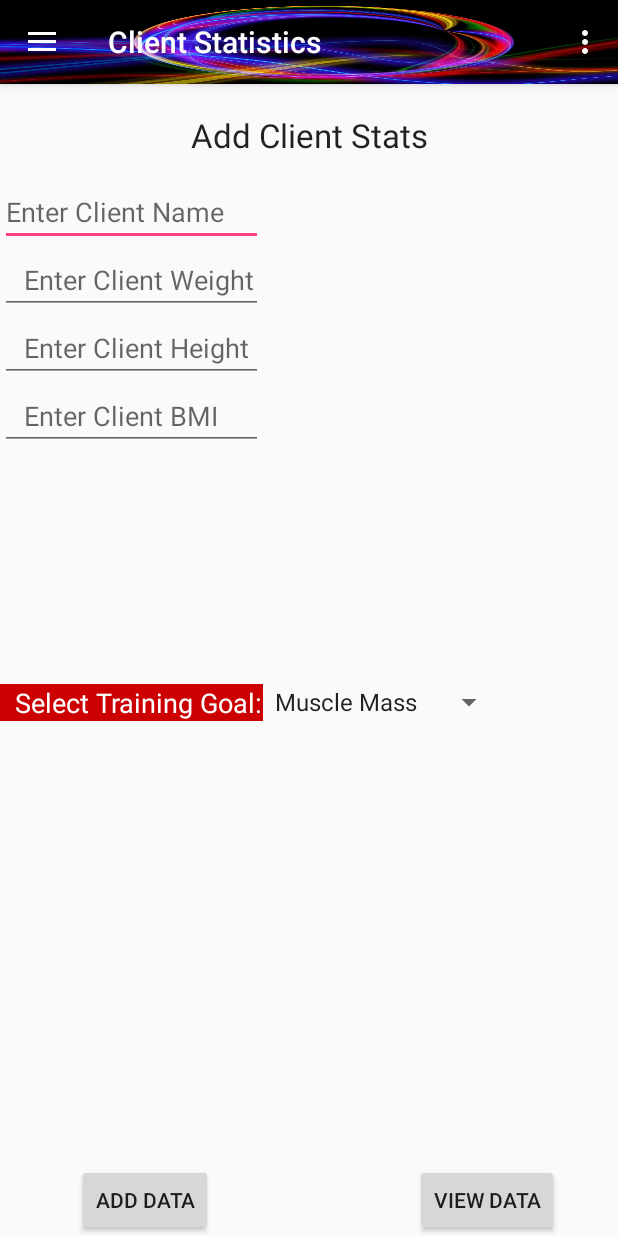
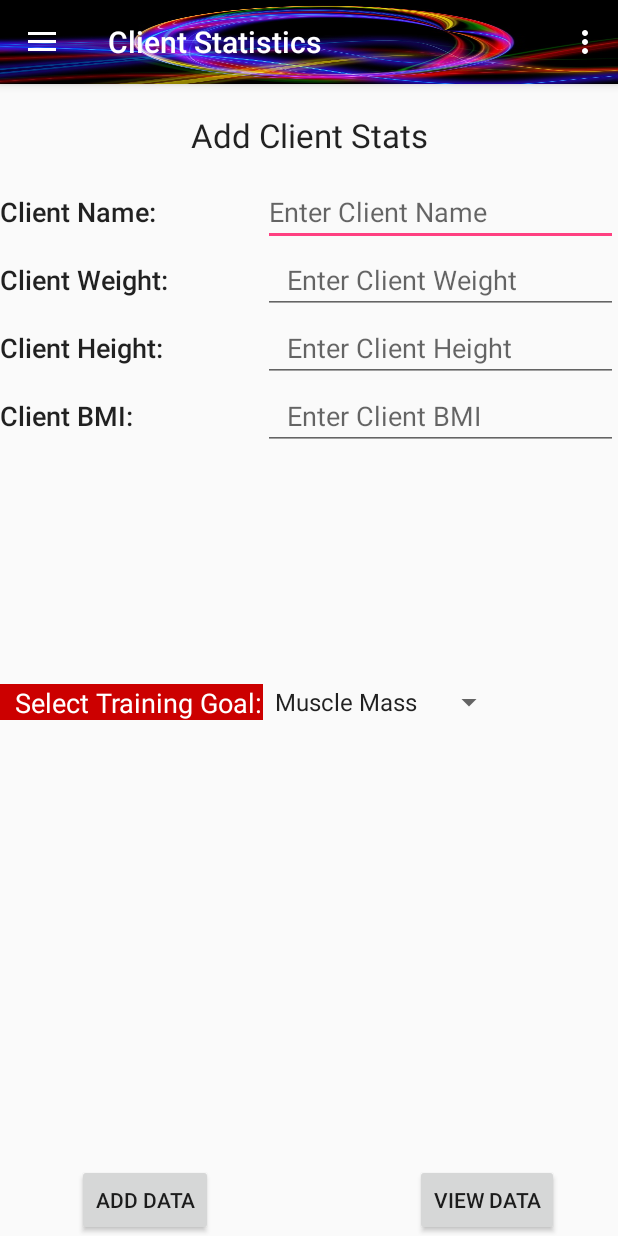
Before and after one commit to carylstuart77/MyTrainerAndI, an Android app: the screen it shows after launch (MainActivity), in the side drawer, after a tap on "Client Stats", on a phone screen of 412 x 824 dp. Run offline under Robolectric (Android 15) with nearby library versions, the phone set to English and light mode, and no system bars; libraries missing offline, so code that uses them is left out: com.j256.ormlite; 1 statement that could not run was skipped.

Commit message:
layout and db changes.

```diff
--- a/app/build.gradle
+++ b/app/build.gradle
@@ -27,5 +27,6 @@ dependencies {
     compile 'com.android.support:appcompat-v7:26.+'
     compile 'com.android.support:design:26.+'
     compile 'com.android.support.constraint:constraint-layout:1.0.2'
+    compile 'com.j256.ormlite:ormlite-android:5.0'
     testCompile 'junit:junit:4.12'
 }
--- a/app/src/main/java/edu/cnm/deepdive/mytrainerandi/Client4.java
+++ b/app/src/main/java/edu/cnm/deepdive/mytrainerandi/Client4.java
@@ -5,13 +5,24 @@ import android.os.Bundle;
 import android.view.LayoutInflater;
 import android.view.View;
 import android.view.ViewGroup;
+import android.widget.Button;
+import com.j256.ormlite.android.apptools.OpenHelperManager;
+import com.j256.ormlite.dao.Dao;
+import edu.cnm.deepdive.mytrainerandi.entity.Client;
+import edu.cnm.deepdive.mytrainerandi.helpers.OrmHelper;
+import java.sql.SQLException;
 
-public class Client4 extends Fragment {
+public class Client4 extends Fragment implements Button.OnClickListener{
+
+  private OrmHelper helper;
 
   @Override
   public View onCreateView(LayoutInflater inflater, ViewGroup container,
       Bundle savedInstanceState) {
-   return inflater.inflate(R.layout.client4, container, false);
+    View inflate = inflater.inflate(R.layout.client4, container, false);
+    Button addbutton = inflate.findViewById(R.id.buttonAddClient);
+    addbutton.setOnClickListener(this);
+    return inflate;
   }
 
   @Override
@@ -20,4 +31,54 @@ public class Client4 extends Fragment {
 
     getActivity().setTitle("Client Statistics");
   }
+
+  @Override
+  public void onClick(View view) {
+    //validation
+    //add data
+    //insert instances of my entities
+    //new onclick for view
+    //add switch
+
+    // helper.getFitnessHistoryDao()
+    //client id, date, name, goal, level
+     //helper.onCreate(client.db, "Insert data here" + "VALUES (");
+    try {
+      Client newclient = new Client();
+      newclient.setName("Caryl Baca");
+      newclient.setGoal("Tone Muscle");
+      newclient.setLevel("L1");
+      helper.getClientDao().create(newclient);
+    } catch (SQLException e) {
+      e.printStackTrace();
+    }
+
+  }
+  //creates an instance of the ormhelper
+  public synchronized OrmHelper getHelper() {
+    if (helper == null) {
+      helper = OpenHelperManager.getHelper(getActivity(), OrmHelper.class);
+    }
+    return helper;
+  }
+
+  //Try to prevent memory leaks by setting helper to null when not in use.
+  public synchronized void releaseHelper() {
+    if (helper != null) {
+      OpenHelperManager.releaseHelper();
+      helper = null;
+    }
+  }
+
+  @Override
+  public void onStart() {
+    super.onStart();
+    getHelper();
+  }
+
+  @Override
+  public void onStop() {
+    super.onStop();
+    releaseHelper();
+  }
 }
--- a/app/src/main/java/edu/cnm/deepdive/mytrainerandi/Day2.java
+++ b/app/src/main/java/edu/cnm/deepdive/mytrainerandi/Day2.java
@@ -15,8 +15,10 @@ public class Day2 extends Fragment {
   public View onCreateView(LayoutInflater inflater, ViewGroup container,
       Bundle savedInstanceState) {
 
+    //LayoutInflater is one of the Android System Services that is responsible
+    // for taking your XML files that define a layout, and converting them into View objects.
+
     View inflate = inflater.inflate(R.layout.day2, container, false);
-
 
     String[] exercises = {"Biceps", "Triceps", "Chest", "Back"};
     ListAdapter workoutAdapter = new ArrayAdapter<String>(getActivity(), android.R.layout.simple_list_item_1,
@@ -25,7 +27,6 @@ public class Day2 extends Fragment {
     workoutListView.setAdapter(workoutAdapter);
 
     return inflate;
-
 
   }
 
--- a/app/src/main/res/layout/client4.xml
+++ b/app/src/main/res/layout/client4.xml
@@ -18,49 +18,53 @@
     android:textAppearance="@style/Base.TextAppearance.AppCompat.Large"/>
 
   <EditText
-    android:id="@+id/editTextName"
+    android:id="@+id/editClientName"
     android:layout_width="wrap_content"
     android:layout_height="wrap_content"
+    android:layout_marginTop="14dp"
+    android:layout_alignParentEnd="true"
+    android:layout_below="@+id/textView3"
+    android:layout_toEndOf="@+id/textView4"
+    android:gravity="fill_vertical"
     android:hint="Enter Client Name"
-    android:layout_below="@+id/textView3"
-    android:layout_alignParentStart="true"
-    android:layout_marginTop="14dp"
-    android:layout_alignEnd="@+id/textView4"/>
+    android:textAlignment="viewStart"/>
 
   <EditText
-    android:id="@+id/editTextWeight"
+    android:id="@+id/editClientWeight"
     android:layout_width="wrap_content"
     android:layout_height="wrap_content"
-    android:layout_alignEnd="@+id/editTextName"
-    android:layout_alignParentStart="true"
-    android:layout_below="@+id/editTextName"
+    android:layout_alignParentEnd="true"
+    android:layout_below="@+id/editClientName"
+    android:layout_toEndOf="@+id/textView11"
     android:paddingLeft="@dimen/activity_horizontal_margin"
-    android:digits="0123456789"
+    android:gravity="fill_vertical"
     android:hint="Enter Client Weight"
-    android:inputType="number"/>
+    android:inputType="numberDecimal"
+    android:textAlignment="viewStart"/>
 
   <EditText
-    android:id="@+id/editTextHeight"
+    android:id="@+id/editClientHeight"
     android:layout_width="wrap_content"
     android:layout_height="wrap_content"
-    android:layout_alignEnd="@+id/editTextWeight"
-    android:layout_alignParentStart="true"
-    android:layout_below="@+id/editTextWeight"
+    android:layout_alignStart="@+id/editClientName"
+    android:layout_below="@+id/editClientWeight"
     android:paddingLeft="@dimen/activity_horizontal_margin"
-    android:digits="0123456789"
+    android:gravity="fill_vertical"
     android:hint="Enter Client Height"
-    android:inputType="number"/>
+    android:inputType="numberDecimal"
+    android:layout_alignParentEnd="true"
+    />
   <EditText
-    android:id="@+id/editTextBMI"
+    android:id="@+id/editClientBMI"
     android:layout_width="wrap_content"
     android:layout_height="wrap_content"
-    android:layout_alignEnd="@+id/editTextHeight"
-    android:layout_alignParentStart="true"
-    android:layout_below="@+id/editTextHeight"
+    android:layout_alignEnd="@+id/editClientHeight"
+    android:layout_alignStart="@+id/editClientHeight"
     android:paddingLeft="@dimen/activity_horizontal_margin"
-    android:digits="0123456789"
+    android:gravity="fill_vertical"
     android:hint="Enter Client BMI"
-    android:inputType="number"/>
+    android:inputType="numberDecimal"
+    android:layout_below="@+id/editClientHeight"/>
 
   <LinearLayout
     android:layout_width="match_parent"
@@ -76,13 +80,14 @@
     android:id="@+id/textView4"
     android:layout_width="wrap_content"
     android:layout_height="wrap_content"
-    android:layout_alignParentStart="true"
-    android:layout_below="@+id/linearLayout"
     android:paddingLeft="10dp"
     android:background="@android:color/holo_red_dark"
     android:text="Select Training Goal:"
     android:textAppearance="@style/Base.TextAppearance.AppCompat.Medium"
-    android:textColor="@android:color/background_light"/>
+    android:textColor="@android:color/background_light"
+    android:layout_below="@+id/linearLayout"
+    android:layout_alignParentStart="true"
+    android:layout_alignBottom="@+id/spinnerGoal"/>
 
   <Spinner
     android:id="@+id/spinnerGoal"
@@ -110,7 +115,58 @@
     android:layout_marginEnd="33dp"
     android:layout_alignParentBottom="true"
     android:layout_toStartOf="@+id/spinnerGoal"/>
-
+  <TextView
+    android:id="@+id/textClientName1"
+    android:layout_width="wrap_content"
+    android:layout_height="wrap_content"
+    android:layout_above="@+id/editClientWeight"
+    android:layout_alignParentStart="true"
+    android:layout_alignTop="@+id/editClientName"
+    android:layout_toStartOf="@+id/editClientName"
+    android:gravity="bottom|fill_vertical"
+    android:text="Client Name:"
+    android:textAlignment="viewStart"
+    android:textAppearance="@style/TextAppearance.AppCompat.Body2"
+    android:textSize="18sp"/>
+  <TextView
+    android:id="@+id/textClientWt"
+    android:layout_width="wrap_content"
+    android:layout_height="wrap_content"
+    android:layout_alignBottom="@+id/editClientWeight"
+    android:layout_alignParentStart="true"
+    android:layout_below="@+id/textClientName1"
+    android:layout_toStartOf="@+id/editClientWeight"
+    android:gravity="bottom|fill_vertical"
+    android:text="Client Weight:"
+    android:textAlignment="viewStart"
+    android:textAppearance="@style/TextAppearance.AppCompat.Body2"
+    android:textSize="18sp"/>
+  <TextView
+    android:id="@+id/textView11"
+    android:layout_width="wrap_content"
+    android:layout_height="wrap_content"
+    android:layout_alignParentStart="true"
+    android:layout_below="@+id/textClientWt"
+    android:layout_toStartOf="@+id/editClientHeight"
+    android:gravity="bottom|fill_vertical"
+    android:text="Client Height:"
+    android:textAlignment="viewStart"
+    android:textAppearance="@style/TextAppearance.AppCompat.Body2"
+    android:textSize="18sp"
+    android:layout_alignBottom="@+id/editClientHeight"/>
+  <TextView
+    android:id="@+id/textClientHt"
+    android:layout_width="wrap_content"
+    android:layout_height="wrap_content"
+    android:layout_alignParentStart="true"
+    android:layout_below="@+id/textView11"
+    android:layout_toStartOf="@+id/editClientHeight"
+    android:gravity="bottom|fill_vertical"
+    android:text="Client BMI:"
+    android:textAlignment="viewStart"
+    android:textAppearance="@style/TextAppearance.AppCompat.Body2"
+    android:textSize="18sp"
+    android:layout_alignBottom="@+id/editClientBMI"/>
 
 
 </RelativeLayout>
```
Also changed, not shown: app/src/main/java/edu/cnm/deepdive/mytrainerandi/DatabaseHelper.java (added, +93 -0 lines), app/src/main/java/edu/cnm/deepdive/mytrainerandi/MainActivity.java (+28 -57 lines), app/src/main/java/edu/cnm/deepdive/mytrainerandi/entity/Client.java (added, +73 -0 lines), app/src/main/java/edu/cnm/deepdive/mytrainerandi/entity/DaySchedule.java (added, +10 -0 lines), app/src/main/java/edu/cnm/deepdive/mytrainerandi/entity/Exercise.java (added, +26 -0 lines), app/src/main/java/edu/cnm/deepdive/mytrainerandi/entity/FitnessHistory.java (added, +70 -0 lines), app/src/main/java/edu/cnm/deepdive/mytrainerandi/entity/Goal.java (added, +27 -0 lines), app/src/main/java/edu/cnm/deepdive/mytrainerandi/entity/GoalLevel.java (added, +39 -0 lines), app/src/main/java/edu/cnm/deepdive/mytrainerandi/helpers/OrmHelper.java (added, +78 -0 lines).
